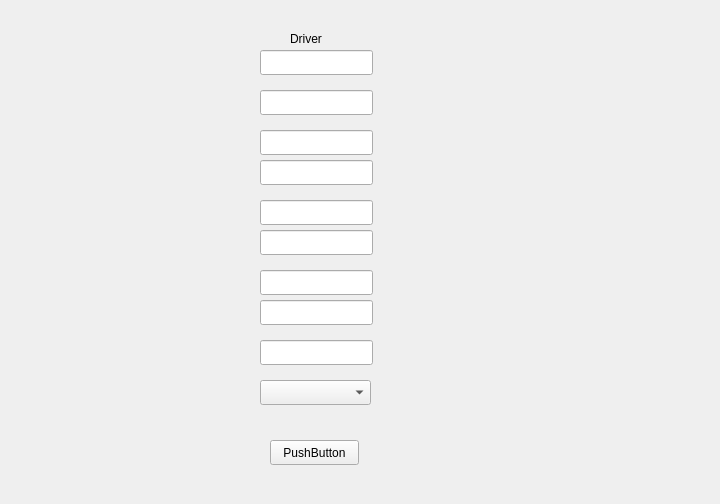
This is sdi_app/gui/application.ui in FratiaXd/SDI as Qt 5 draws it before an edit. The edited form follows.
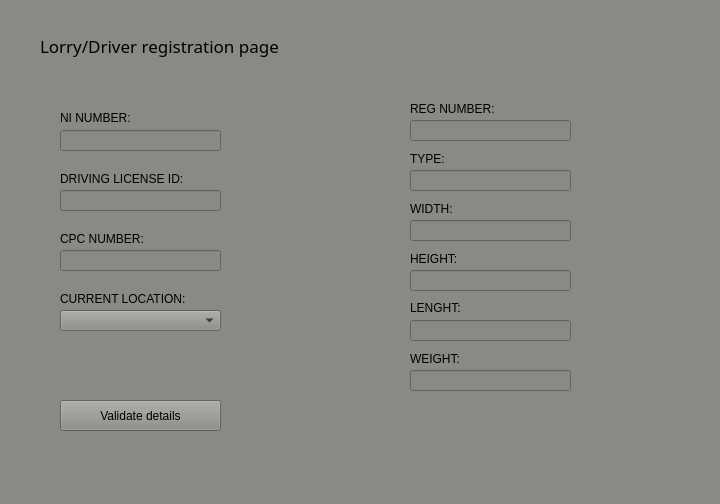
This is the edited form. The open tabs and pages were chosen to show the change.

Patch:
```diff
--- a/sdi_app/gui/application.ui
+++ b/sdi_app/gui/application.ui
@@ -10,18 +10,33 @@
     <height>504</height>
    </rect>
   </property>
+  <property name="maximumSize">
+   <size>
+    <width>720</width>
+    <height>504</height>
+   </size>
+  </property>
   <property name="windowTitle">
    <string>Form</string>
   </property>
   <widget class="QStackedWidget" name="stackedWidget">
    <property name="geometry">
     <rect>
-     <x>0</x>
+     <x>-10</x>
      <y>0</y>
-     <width>721</width>
-     <height>501</height>
+     <width>731</width>
+     <height>511</height>
     </rect>
    </property>
+   <property name="font">
+    <font>
+     <family>Manjari</family>
+     <pointsize>13</pointsize>
+    </font>
+   </property>
+   <property name="styleSheet">
+    <string notr="true">background-color: rgb(136, 138, 133);</string>
+   </property>
    <property name="currentIndex">
     <number>0</number>
    </property>
@@ -209,126 +224,132 @@
     <widget class="QLabel" name="label">
      <property name="geometry">
       <rect>
-       <x>290</x>
+       <x>50</x>
        <y>30</y>
-       <width>67</width>
-       <height>17</height>
+       <width>241</width>
+       <height>31</height>
       </rect>
      </property>
+     <property name="font">
+      <font>
+       <family>Manjari</family>
+       <pointsize>13</pointsize>
+      </font>
+     </property>
      <property name="text">
-      <string>Driver</string>
+      <string>Lorry/Driver registration page</string>
      </property>
     </widget>
     <widget class="QLineEdit" name="lineEdit_3">
      <property name="geometry">
       <rect>
-       <x>260</x>
-       <y>50</y>
-       <width>113</width>
-       <height>25</height>
+       <x>70</x>
+       <y>130</y>
+       <width>161</width>
+       <height>21</height>
       </rect>
      </property>
     </widget>
     <widget class="QLineEdit" name="lineEdit_4">
      <property name="geometry">
       <rect>
-       <x>260</x>
-       <y>90</y>
-       <width>113</width>
-       <height>25</height>
+       <x>70</x>
+       <y>190</y>
+       <width>161</width>
+       <height>21</height>
       </rect>
      </property>
     </widget>
     <widget class="QLineEdit" name="lineEdit_5">
      <property name="geometry">
       <rect>
-       <x>260</x>
-       <y>130</y>
-       <width>113</width>
-       <height>25</height>
+       <x>420</x>
+       <y>170</y>
+       <width>161</width>
+       <height>21</height>
       </rect>
      </property>
     </widget>
     <widget class="QLineEdit" name="lineEdit_6">
      <property name="geometry">
       <rect>
-       <x>260</x>
-       <y>160</y>
-       <width>113</width>
-       <height>25</height>
+       <x>420</x>
+       <y>120</y>
+       <width>161</width>
+       <height>21</height>
       </rect>
      </property>
     </widget>
     <widget class="QPushButton" name="pushButton_4">
      <property name="geometry">
       <rect>
-       <x>270</x>
-       <y>440</y>
-       <width>89</width>
-       <height>25</height>
+       <x>70</x>
+       <y>400</y>
+       <width>161</width>
+       <height>31</height>
       </rect>
      </property>
      <property name="text">
-      <string>PushButton</string>
+      <string>Validate details</string>
      </property>
     </widget>
     <widget class="QLineEdit" name="lineEdit_13">
      <property name="geometry">
       <rect>
-       <x>260</x>
-       <y>200</y>
-       <width>113</width>
-       <height>25</height>
+       <x>420</x>
+       <y>270</y>
+       <width>161</width>
+       <height>21</height>
       </rect>
      </property>
     </widget>
     <widget class="QLineEdit" name="lineEdit_14">
      <property name="geometry">
       <rect>
-       <x>260</x>
-       <y>230</y>
-       <width>113</width>
-       <height>25</height>
+       <x>420</x>
+       <y>220</y>
+       <width>161</width>
+       <height>21</height>
       </rect>
      </property>
     </widget>
     <widget class="QLineEdit" name="lineEdit_15">
      <property name="geometry">
       <rect>
-       <x>260</x>
-       <y>270</y>
-       <width>113</width>
-       <height>25</height>
+       <x>420</x>
+       <y>320</y>
+       <width>161</width>
+       <height>21</height>
       </rect>
      </property>
     </widget>
     <widget class="QLineEdit" name="lineEdit_16">
      <property name="geometry">
       <rect>
-       <x>260</x>
-       <y>300</y>
-       <width>113</width>
-       <height>25</height>
+       <x>420</x>
+       <y>370</y>
+       <width>161</width>
+       <height>21</height>
       </rect>
      </property>
     </widget>
     <widget class="QLineEdit" name="lineEdit_17">
      <property name="geometry">
       <rect>
-       <x>260</x>
-       <y>340</y>
-       <width>113</width>
-       <height>25</height>
+       <x>70</x>
+       <y>250</y>
+       <width>161</width>
+       <height>21</height>
       </rect>
      </property>
     </widget>
     <widget class="QLabel" name="label_5">
      <property name="geometry">
       <rect>
-       <x>430</x>
-       <y>210</y>
-       <width>121</width>
-       <height>51</height>
+       <x>280</x>
+       <y>430</y>
+       <width>191</width>
+       <height>41</height>
       </rect>
      </property>
      <property name="text">
@@ -338,11 +359,141 @@
     <widget class="QComboBox" name="comboBox">
      <property name="geometry">
       <rect>
-       <x>260</x>
-       <y>380</y>
+       <x>70</x>
+       <y>310</y>
+       <width>161</width>
+       <height>21</height>
+      </rect>
+     </property>
+    </widget>
+    <widget class="QLabel" name="label_13">
+     <property name="geometry">
+      <rect>
+       <x>70</x>
+       <y>110</y>
+       <width>101</width>
+       <height>16</height>
+      </rect>
+     </property>
+     <property name="text">
+      <string>NI NUMBER:</string>
+     </property>
+    </widget>
+    <widget class="QLabel" name="label_14">
+     <property name="geometry">
+      <rect>
+       <x>70</x>
+       <y>170</y>
+       <width>151</width>
+       <height>17</height>
+      </rect>
+     </property>
+     <property name="text">
+      <string>DRIVING LICENSE ID:</string>
+     </property>
+    </widget>
+    <widget class="QLabel" name="label_15">
+     <property name="geometry">
+      <rect>
+       <x>420</x>
+       <y>150</y>
        <width>111</width>
-       <height>25</height>
+       <height>17</height>
       </rect>
+     </property>
+     <property name="text">
+      <string>TYPE:</string>
+     </property>
+    </widget>
+    <widget class="QLabel" name="label_16">
+     <property name="geometry">
+      <rect>
+       <x>420</x>
+       <y>100</y>
+       <width>211</width>
+       <height>17</height>
+      </rect>
+     </property>
+     <property name="text">
+      <string>REG NUMBER:</string>
+     </property>
+    </widget>
+    <widget class="QLabel" name="label_17">
+     <property name="geometry">
+      <rect>
+       <x>420</x>
+       <y>250</y>
+       <width>67</width>
+       <height>17</height>
+      </rect>
+     </property>
+     <property name="text">
+      <string>HEIGHT:</string>
+     </property>
+    </widget>
+    <widget class="QLabel" name="label_18">
+     <property name="geometry">
+      <rect>
+       <x>420</x>
+       <y>200</y>
+       <width>67</width>
+       <height>17</height>
+      </rect>
+     </property>
+     <property name="text">
+      <string>WIDTH:</string>
+     </property>
+    </widget>
+    <widget class="QLabel" name="label_19">
+     <property name="geometry">
+      <rect>
+       <x>420</x>
+       <y>300</y>
+       <width>67</width>
+       <height>16</height>
+      </rect>
+     </property>
+     <property name="text">
+      <string>LENGHT:</string>
+     </property>
+    </widget>
+    <widget class="QLabel" name="label_20">
+     <property name="geometry">
+      <rect>
+       <x>420</x>
+       <y>350</y>
+       <width>67</width>
+       <height>17</height>
+      </rect>
+     </property>
+     <property name="text">
+      <string>WEIGHT:</string>
+     </property>
+    </widget>
+    <widget class="QLabel" name="label_21">
+     <property name="geometry">
+      <rect>
+       <x>70</x>
+       <y>230</y>
+       <width>191</width>
+       <height>17</height>
+      </rect>
+     </property>
+     <property name="text">
+      <string>CPC NUMBER:</string>
+     </property>
+    </widget>
+    <widget class="QLabel" name="label_22">
+     <property name="geometry">
+      <rect>
+       <x>70</x>
+       <y>290</y>
+       <width>161</width>
+       <height>17</height>
+      </rect>
+     </property>
+     <property name="text">
+      <string>CURRENT LOCATION:</string>
      </property>
     </widget>
    </widget>
```
Left out of the diff: 298 changed lines with no effect on the pictures.
